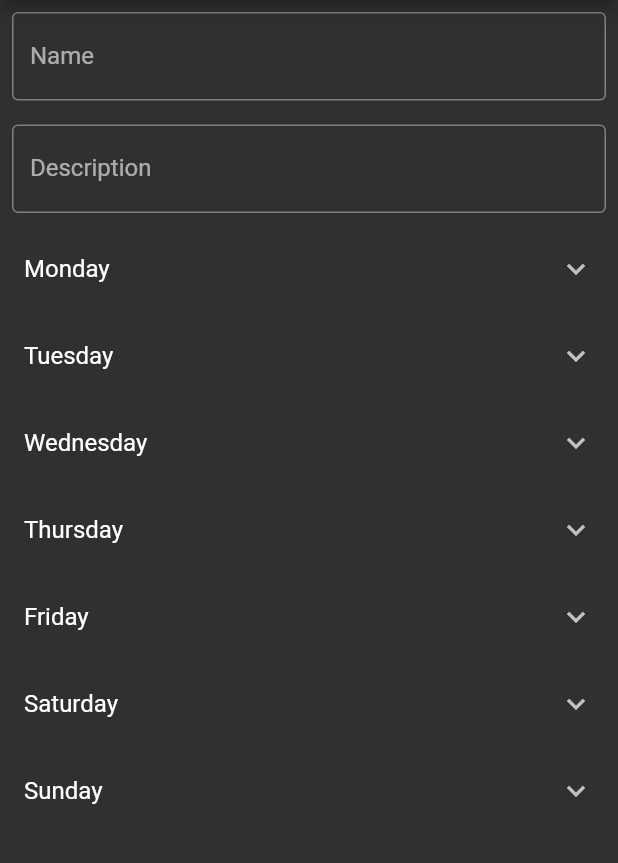
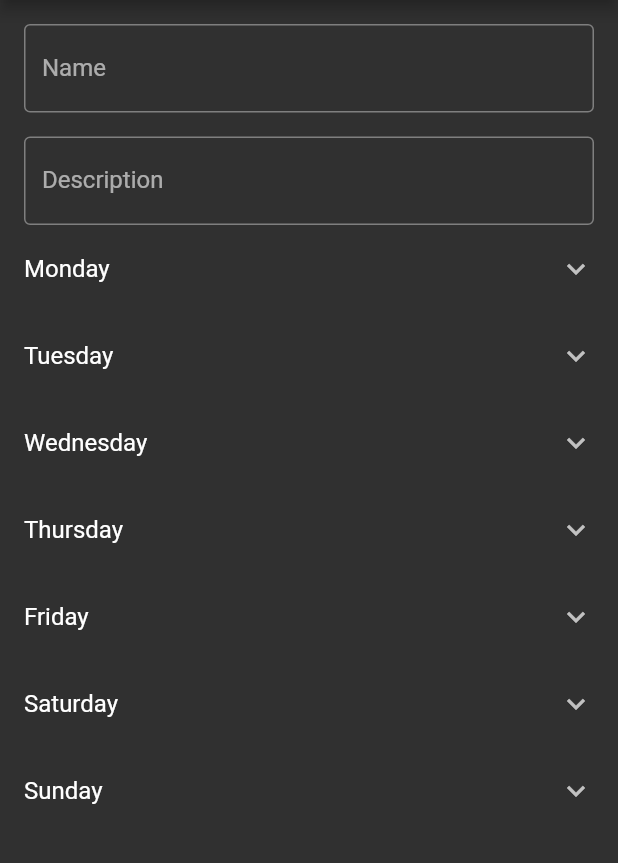
Before and after one commit to SnakeyHips/fitapp, a Flutter app: the AddRoutineDialog screen opened directly, on a phone screen of 412 x 824 dp, the part 84-947 px from its top. Run offline on Flutter 3.47's test engine with Material 2 defaults, Android fonts, the phone set to English and light mode, and no system bars; our stand-ins replace shared_preferences; accounts and stored records are empty.

Commit message:
Update add_routine_dialog.dart

```diff
--- a/lib/widgets/add_routine_dialog.dart
+++ b/lib/widgets/add_routine_dialog.dart
@@ -211,8 +211,8 @@ class AddRoutineDialogState extends State<AddRoutineDialog> {
         body: SingleChildScrollView(
             child: Column(
           children: <Widget>[
-            Padding(padding: const EdgeInsets.all(8.0), child: nameField),
-            Padding(padding: const EdgeInsets.all(8.0), child: descriptionField),
+            Padding(padding: const EdgeInsets.only(top: 16.0, left: 16.0, right: 16.0), child: nameField),
+            Padding(padding: const EdgeInsets.only(top: 16.0, left: 16.0, right: 16.0), child: descriptionField),
             _dayTile(context, r.monday, mondayDescriptionField),
             _dayTile(context, r.tuesday, tuesdayDescriptionField),
             _dayTile(context, r.wednesday, wednesdayDescriptionField),
@@ -229,7 +229,7 @@ class AddRoutineDialogState extends State<AddRoutineDialog> {
     return ExpansionTile(
       title: Text(d.name),
       children: <Widget>[
-        Padding(padding: EdgeInsets.all(8.0), child: description),
+        Padding(padding: EdgeInsets.only(left: 16.0, right: 16.0), child: description),
         ListTile(
           title: Text("Exercises"),
           subtitle: Text(d.exercises.length.toString()),
```
